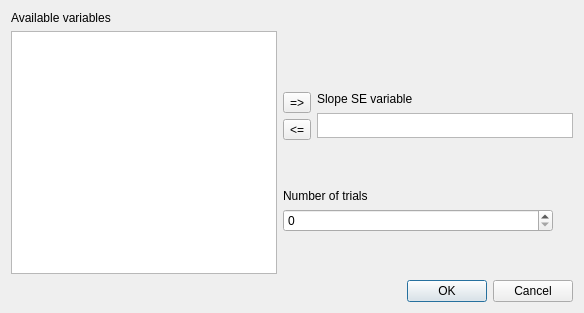
First picture: the form in cogstat/ui/compare_groups_single_case_slope.ui, repository cogstat/cogstat, before the edit.
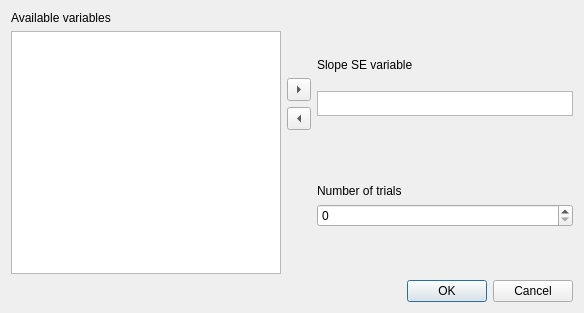
Second picture: the form after the edit.

What changed in the file:
```diff
--- a/cogstat/ui/compare_groups_single_case_slope.ui
+++ b/cogstat/ui/compare_groups_single_case_slope.ui
@@ -14,7 +14,7 @@
    <string>Compare groups - Single case slope</string>
   </property>
   <layout class="QGridLayout" name="gridLayout_2">
-   <item row="0" column="0" rowspan="2">
+   <item row="0" column="0">
     <layout class="QVBoxLayout" name="verticalLayout">
      <item>
       <widget class="QLabel" name="label">
@@ -37,12 +37,18 @@
    </item>
    <item row="0" column="1">
     <layout class="QGridLayout" name="gridLayout">
-     <item row="3" column="0">
-      <widget class="QToolButton" name="removeVar">
-       <property name="text">
-        <string>&lt;=</string>
+     <item row="0" column="1" colspan="2">
+      <spacer name="verticalSpacer">
+       <property name="orientation">
+        <enum>Qt::Vertical</enum>
        </property>
-      </widget>
+       <property name="sizeHint" stdset="0">
+        <size>
+         <width>20</width>
+         <height>40</height>
+        </size>
+       </property>
+      </spacer>
      </item>
      <item row="1" column="1">
       <widget class="QLabel" name="label_2">
@@ -54,7 +60,14 @@
        </property>
       </widget>
      </item>
-     <item row="2" column="1" rowspan="2">
+     <item row="2" column="0">
+      <widget class="QToolButton" name="addVar">
+       <property name="arrowType">
+        <enum>Qt::RightArrow</enum>
+       </property>
+      </widget>
+     </item>
+     <item row="2" column="1" rowspan="2" colspan="2">
       <widget class="QListWidget" name="selected_listWidget">
        <property name="enabled">
         <bool>true</bool>
@@ -70,15 +83,15 @@
        </property>
       </widget>
      </item>
-     <item row="1" column="0" rowspan="2">
-      <widget class="QToolButton" name="addVar">
-       <property name="text">
-        <string>=&gt;</string>
+     <item row="3" column="0">
+      <widget class="QToolButton" name="removeVar">
+       <property name="arrowType">
+        <enum>Qt::LeftArrow</enum>
        </property>
       </widget>
      </item>
-     <item row="0" column="1">
-      <spacer name="verticalSpacer">
+     <item row="4" column="0" colspan="2">
+      <spacer name="verticalSpacer_3">
        <property name="orientation">
         <enum>Qt::Vertical</enum>
        </property>
@@ -90,11 +103,7 @@
        </property>
       </spacer>
      </item>
-    </layout>
-   </item>
-   <item row="1" column="1">
-    <layout class="QGridLayout" name="gridLayout_3">
-     <item row="1" column="0">
+     <item row="5" column="1" colspan="2">
       <layout class="QVBoxLayout" name="verticalLayout_4">
        <item>
         <widget class="QLabel" name="label_3">
@@ -115,7 +124,7 @@
        </item>
       </layout>
      </item>
-     <item row="2" column="1">
+     <item row="6" column="2">
       <spacer name="verticalSpacer_2">
        <property name="orientation">
         <enum>Qt::Vertical</enum>
@@ -128,22 +137,9 @@
        </property>
       </spacer>
      </item>
-     <item row="0" column="0">
-      <spacer name="verticalSpacer_3">
-       <property name="orientation">
-        <enum>Qt::Vertical</enum>
-       </property>
-       <property name="sizeHint" stdset="0">
-        <size>
-         <width>20</width>
-         <height>40</height>
-        </size>
-       </property>
-      </spacer>
-     </item>
     </layout>
    </item>
-   <item row="2" column="1">
+   <item row="1" column="1">
     <widget class="QDialogButtonBox" name="buttonBox">
      <property name="orientation">
       <enum>Qt::Horizontal</enum>
```
Left out of the diff: 1 changed line with no effect on the pictures.
